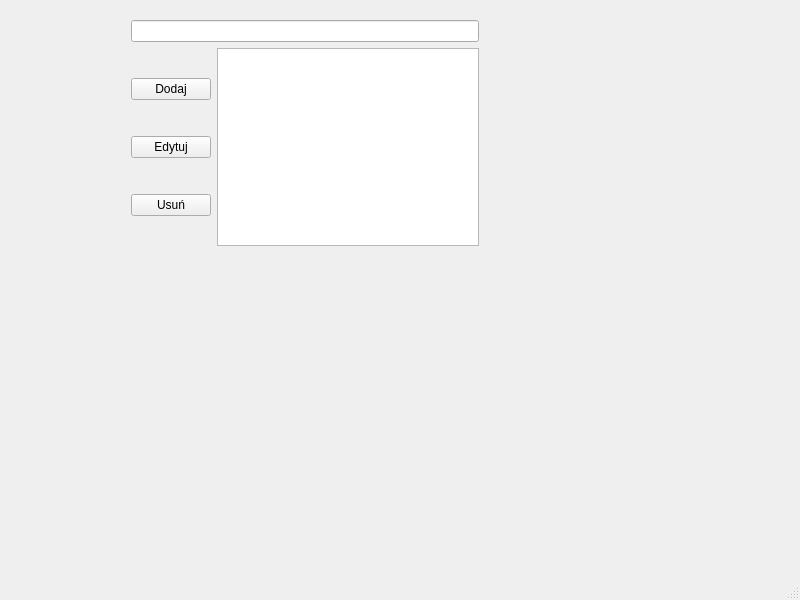
The window that mainwindow.ui (DomaszDomingo/NewestMagazyn) describes before a commit, drawn with Qt 5.
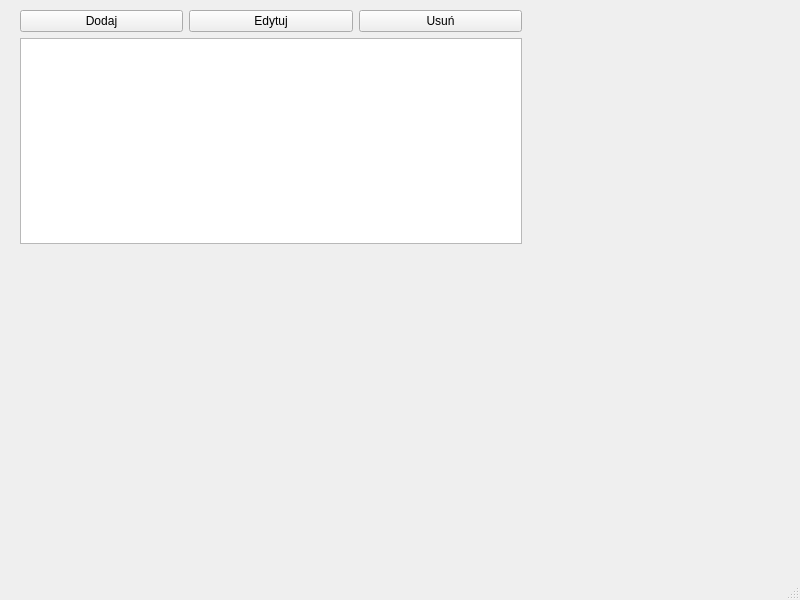
The same window after the commit.

Patch:
```diff
--- a/mainwindow.ui
+++ b/mainwindow.ui
@@ -14,24 +14,19 @@
    <string>MainWindow</string>
   </property>
   <widget class="QWidget" name="centralwidget">
-   <widget class="QWidget" name="layoutWidget">
+   <widget class="QWidget" name="">
     <property name="geometry">
      <rect>
-      <x>131</x>
-      <y>20</y>
-      <width>348</width>
-      <height>226</height>
+      <x>20</x>
+      <y>10</y>
+      <width>502</width>
+      <height>234</height>
      </rect>
     </property>
-    <layout class="QVBoxLayout" name="verticalLayout_2">
-     <item>
-      <widget class="QLineEdit" name="filterLineEdit"/>
-     </item>
-     <item>
-      <layout class="QHBoxLayout" name="horizontalLayout">
-       <item>
         <layout class="QVBoxLayout" name="verticalLayout">
          <item>
+      <layout class="QHBoxLayout" name="horizontalLayout">
+       <item>
           <widget class="QPushButton" name="addButton">
            <property name="text">
             <string>Dodaj</string>
@@ -55,9 +50,20 @@
         </layout>
        </item>
        <item>
-        <widget class="QTableView" name="partsTableView"/>
-       </item>
-      </layout>
+      <widget class="QTableView" name="partsTableView">
+       <property name="minimumSize">
+        <size>
+         <width>500</width>
+         <height>200</height>
+        </size>
+       </property>
+       <property name="baseSize">
+        <size>
+         <width>3</width>
+         <height>0</height>
+        </size>
+       </property>
+      </widget>
      </item>
     </layout>
    </widget>
```
Lines whose indentation alone changed are shown as unchanged.
